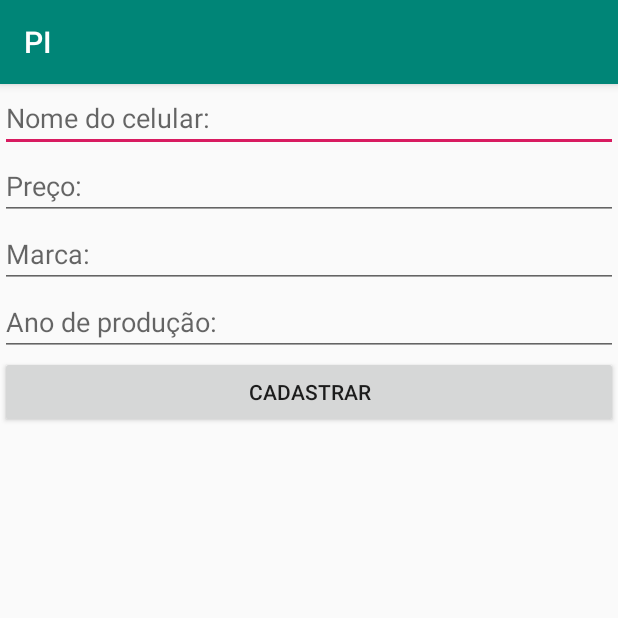
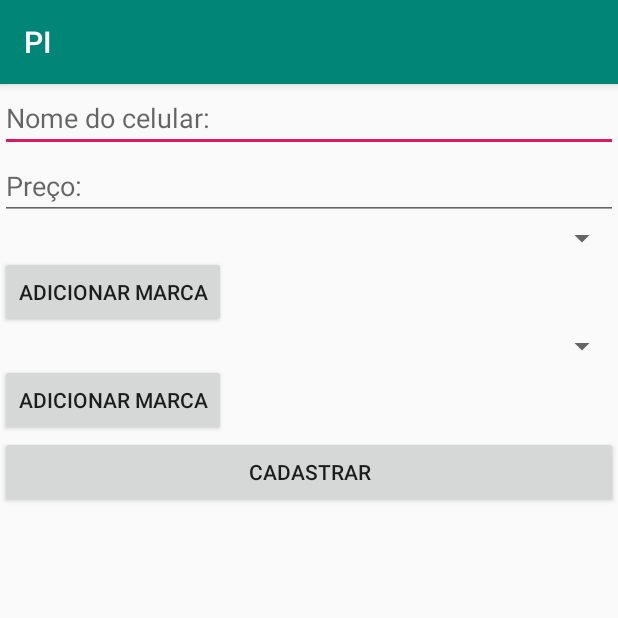
Before and after one commit to Gabriel-Persike/PI_Celulares, an Android app: the Cadastrar screen opened directly, with no data from a screen before it, on a phone screen of 412 x 824 dp, the top half of it. Run offline under Robolectric (Android 15) with nearby library versions, the phone set to English and light mode, and no system bars; our stand-ins replace Room's generated code.

Commit message:
Versão 1 Insert de celular

```diff
--- /dev/null
+++ b/app/src/main/java/com/example/pi/Adapter/MarcaAdapter.java
@@ -0,0 +1,36 @@
+package com.example.pi.Adapter;
+
+import android.content.Context;
+import android.view.View;
+import android.view.ViewGroup;
+import android.widget.ArrayAdapter;
+import android.widget.TextView;
+
+import com.example.pi.Model.Marca;
+
+import java.util.List;
+
+public class MarcaAdapter extends ArrayAdapter<Marca> {
+    private int rId;
+
+public MarcaAdapter(Context context, int resource, List<Marca> objects){
+    super(context, resource, objects);
+    rId = resource;
+}
+
+@Override
+    public View getView(int position, View currentView, ViewGroup parent){
+    Marca marca = getItem(position);
+    TextView textMarca =(TextView) super.getView(position, currentView, parent);
+    textMarca.setText(marca.getNOME_MARCA_CELULAR());
+    return textMarca;
+}
+
+@Override
+public View getDropDownView(int position, View currentView, ViewGroup parent){
+    Marca marca = getItem(position);
+    TextView label = (TextView) super.getDropDownView(position, currentView, parent);
+    label.setText(marca.getNOME_MARCA_CELULAR());
+    return label;
+}
+}
--- a/app/src/main/java/com/example/pi/DATABASE/CelularRoomDatabase.java
+++ b/app/src/main/java/com/example/pi/DATABASE/CelularRoomDatabase.java
@@ -6,16 +6,28 @@ import androidx.room.Database;
 import androidx.room.Room;
 import androidx.room.RoomDatabase;
 
+import com.example.pi.DAO.CameraDAO;
 import com.example.pi.DAO.CelularDAO;
 import com.example.pi.DAO.MarcaDAO;
+import com.example.pi.DAO.ProcessadorDAO;
+import com.example.pi.DAO.Sistema_OperacionalDAO;
+import com.example.pi.DAO.TelaDAO;
+import com.example.pi.Model.CAMERA;
 import com.example.pi.Model.Celular;
 import com.example.pi.Model.Marca;
+import com.example.pi.Model.PROCESSADOR;
+import com.example.pi.Model.SISTEMA_OPERACIONAL;
+import com.example.pi.Model.TELA;
 
-@Database(entities = {Celular.class, Marca.class}, version = 1)
+@Database(entities = {Celular.class, Marca.class, CAMERA.class, PROCESSADOR.class, SISTEMA_OPERACIONAL.class, TELA.class}, version = 1)
 public abstract class CelularRoomDatabase extends RoomDatabase {
     private static volatile CelularRoomDatabase INSTANCE;
     public abstract CelularDAO celularDAO();
     public abstract MarcaDAO marcaDAO();
+    public abstract CameraDAO cameraDAO();
+    public abstract ProcessadorDAO processadorDAO();
+    public abstract Sistema_OperacionalDAO sistema_operacionalDAO();
+    public abstract TelaDAO telaDAO();
 
     public static CelularRoomDatabase getDatabase(final Context context){
         if(INSTANCE == null){
--- a/app/src/main/java/com/example/pi/Model/CAMERA.java
+++ b/app/src/main/java/com/example/pi/Model/CAMERA.java
@@ -1,9 +1,11 @@
 package com.example.pi.Model;
 
 import androidx.room.Entity;
+import androidx.room.PrimaryKey;
 
 @Entity(tableName = "CAMERA")
 public class CAMERA {
+    @PrimaryKey(autoGenerate = true)
     private int IDCAMERA;
     private String CAMERA_TRASEIRA;
     private String CAMERA_FRONTAL;
--- a/app/src/main/java/com/example/pi/Model/Marca.java
+++ b/app/src/main/java/com/example/pi/Model/Marca.java
@@ -11,8 +11,7 @@ public class Marca {
     private int  IDMARCA_CELULAR;
     private String NOME_MARCA_CELULAR;
 
-    public Marca(int IDMARCA_CELULAR, String NOME_MARCA_CELULAR) {
-        this.IDMARCA_CELULAR = IDMARCA_CELULAR;
+    public Marca(String NOME_MARCA_CELULAR) {
         this.NOME_MARCA_CELULAR = NOME_MARCA_CELULAR;
     }
 
--- a/app/src/main/java/com/example/pi/Model/PROCESSADOR.java
+++ b/app/src/main/java/com/example/pi/Model/PROCESSADOR.java
@@ -1,16 +1,17 @@
 package com.example.pi.Model;
 
 import androidx.room.Entity;
+import androidx.room.PrimaryKey;
 
 @Entity(tableName = "PROCESSADOR")
 public class PROCESSADOR {
+    @PrimaryKey(autoGenerate = true)
     private int IDPROCESSADOR;
     private String CHIPSET;
     private int NR_NUCLEOS;
     private int NR_VELOCIDADE;
 
-    public PROCESSADOR(int IDPROCESSADOR, String CHIPSET, int NR_NUCLEOS, int NR_VELOCIDADE) {
-        this.IDPROCESSADOR = IDPROCESSADOR;
+    public PROCESSADOR(String CHIPSET, int NR_NUCLEOS, int NR_VELOCIDADE) {
         this.CHIPSET = CHIPSET;
         this.NR_NUCLEOS = NR_NUCLEOS;
         this.NR_VELOCIDADE = NR_VELOCIDADE;
--- /dev/null
+++ b/app/src/main/java/com/example/pi/repository/CameraRepository.java
@@ -0,0 +1,33 @@
+package com.example.pi.repository;
+
+import android.content.Context;
+
+import com.example.pi.DAO.CameraDAO;
+import com.example.pi.DATABASE.CelularRoomDatabase;
+import com.example.pi.Model.CAMERA;
+
+import java.util.List;
+
+public class CameraRepository {
+    private CameraDAO cameraDAO;
+    private List<CAMERA> Cameras;
+
+    public CameraRepository(Context context){
+        CelularRoomDatabase db = CelularRoomDatabase.getDatabase(context);
+        cameraDAO = db.cameraDAO();
+    }
+
+    public List<CAMERA> getCameras(){
+        Cameras = cameraDAO.getCAMERAS();
+        return Cameras;
+    }
+
+    public CAMERA getCAMERAById(int id){
+        return cameraDAO.getCAMERAById(id);
+    }
+
+    public void insert(CAMERA camera){cameraDAO.insert(camera);}
+
+    public void update(CAMERA camera){cameraDAO.update(camera);}
+
+}
--- /dev/null
+++ b/app/src/main/java/com/example/pi/repository/ProcessadorRepository.java
@@ -0,0 +1,36 @@
+package com.example.pi.repository;
+
+import android.content.Context;
+
+import com.example.pi.DAO.ProcessadorDAO;
+import com.example.pi.DATABASE.CelularRoomDatabase;
+import com.example.pi.Model.PROCESSADOR;
+
+import java.util.List;
+
+public class ProcessadorRepository {
+    private ProcessadorDAO processadorDAO;
+    private List<PROCESSADOR> mProcessadores;
+
+    public ProcessadorRepository(Context context){
+        CelularRoomDatabase db = CelularRoomDatabase.getDatabase(context);
+        processadorDAO = db.processadorDAO();
+    }
+
+    public List<PROCESSADOR> getProcessadores(){
+        mProcessadores = processadorDAO.getProcessadores();
+        return mProcessadores;
+    }
+
+    public PROCESSADOR getProcessadorById(int id){
+        return processadorDAO.getProcessadorById((id));
+    }
+
+    public void insert(PROCESSADOR processador){
+        processadorDAO.insert(processador);
+    }
+
+    public void update(PROCESSADOR processador){
+        processadorDAO.update(processador);
+    }
+}
--- /dev/null
+++ b/app/src/main/java/com/example/pi/repository/Repository.java
@@ -0,0 +1,46 @@
+package com.example.pi.repository;
+
+import android.content.Context;
+
+public class Repository {
+private CameraRepository cameraRepository;
+private CelularRepository celularRepository;
+private MarcaRepository marcaRepository;
+private ProcessadorRepository processadorRepository;
+private Sistema_OperacionaRepository soRepository;
+private TelaRepository telaRepository;
+
+
+    public Repository(Context context){
+        cameraRepository = new CameraRepository(context);
+        celularRepository = new CelularRepository(context);
+        marcaRepository = new MarcaRepository(context);
+        processadorRepository = new ProcessadorRepository(context);
+        soRepository = new Sistema_OperacionaRepository(context);
+        telaRepository = new TelaRepository(context);
+    }
+
+    public CameraRepository getCameraRepository() {
+        return cameraRepository;
+    }
+
+    public CelularRepository getCelularRepository() {
+        return celularRepository;
+    }
+
+    public MarcaRepository getMarcaRepository() {
+        return marcaRepository;
+    }
+
+    public ProcessadorRepository getProcessadorRepository() {
+        return processadorRepository;
+    }
+
+    public Sistema_OperacionaRepository getSoRepository() {
+        return soRepository;
+    }
+
+    public TelaRepository getTelaRepository() {
+        return telaRepository;
+    }
+}
--- /dev/null
+++ b/app/src/main/java/com/example/pi/repository/Sistema_OperacionaRepository.java
@@ -0,0 +1,32 @@
+package com.example.pi.repository;
+
+import android.content.Context;
+
+import com.example.pi.DAO.Sistema_OperacionalDAO;
+import com.example.pi.DATABASE.CelularRoomDatabase;
+import com.example.pi.Model.SISTEMA_OPERACIONAL;
+
+import java.util.List;
+
+public class Sistema_OperacionaRepository {
+    private Sistema_OperacionalDAO SODAO;
+    private List<SISTEMA_OPERACIONAL> SO;
+
+    public Sistema_OperacionaRepository(Context context){
+        CelularRoomDatabase db = CelularRoomDatabase.getDatabase(context);
+        SODAO = db.sistema_operacionalDAO();
+    }
+
+    public List<SISTEMA_OPERACIONAL> getSistema_Operacional(){
+        SO = SODAO.getSistema_Operacional();
+        return SO;
+    }
+
+    public SISTEMA_OPERACIONAL getSistema_OperacionalById(int id){
+        return SODAO.getSistema_OperacionalById(id);
+    }
+
+    public void insert(SISTEMA_OPERACIONAL so){SODAO.insert(so);}
+
+    public void update(SISTEMA_OPERACIONAL so){SODAO.update(so);}
+}
--- /dev/null
+++ b/app/src/main/java/com/example/pi/repository/TelaRepository.java
@@ -0,0 +1,32 @@
+package com.example.pi.repository;
+
+import android.content.Context;
+
+import com.example.pi.DAO.TelaDAO;
+import com.example.pi.DATABASE.CelularRoomDatabase;
+import com.example.pi.Model.TELA;
+
+import java.util.List;
+
+public class TelaRepository {
+    private TelaDAO telaDAO;
+    private List<TELA> telas;
+
+    public TelaRepository(Context context){
+        CelularRoomDatabase db = CelularRoomDatabase.getDatabase(context);
+        telaDAO = db.telaDAO();
+    }
+
+    public List<TELA> getTELA(){
+        telas = telaDAO.getTELA();
+        return telas;
+    }
+
+    public TELA getTELAById(int id){
+        return telaDAO.getTELAById(id);
+    }
+
+    public void insert(TELA tela){telaDAO.insert(tela);}
+
+    public void update(TELA tela){telaDAO.update(tela);}
+}
--- a/app/src/main/res/layout/activity_cadastrar.xml
+++ b/app/src/main/res/layout/activity_cadastrar.xml
@@ -19,16 +19,31 @@
         android:hint="Preço:"
         android:id="@+id/preco"/>
 
-    <EditText
+    <Spinner
         android:layout_width="match_parent"
         android:layout_height="wrap_content"
-        android:hint="Marca:"
-        android:id="@+id/marca"/>
-    <EditText
+        android:id="@+id/spinnerMarca"
+        android:entries="@array/marca_array"
+        ></Spinner>
+    <Button
+        android:layout_width="wrap_content"
+        android:layout_height="wrap_content"
+        android:text="Adicionar marca"
+        android:id="@+id/btnAddMarca"
+        android:onClick="addMarca"></Button>
+
+    <Spinner
         android:layout_width="match_parent"
         android:layout_height="wrap_content"
-        android:hint="Ano de produção:"
-        android:id="@+id/ano"/>
+        android:id="@+id/spinnerProcessador"
+        ></Spinner>
+    <Button
+        android:layout_width="wrap_content"
+        android:layout_height="wrap_content"
+        android:text="Adicionar marca"
+        android:id="@+id/btnAddProcessador"
+        android:onClick="addProcessador"></Button>
+
 
     <Button
         android:layout_width="match_parent"
--- a/app/src/main/res/values/strings.xml
+++ b/app/src/main/res/values/strings.xml
@@ -1,3 +1,7 @@
 <resources>
     <string name="app_name">PI</string>
+
+    <string-array name="marca_array">
+    <item>Samsung</item>
+</string-array>
 </resources>
```
Also changed, not shown: app/src/main/java/com/example/pi/ACTIVITIES/Cadastrar.java (+98 -12 lines), app/src/main/java/com/example/pi/Model/SISTEMA_OPERACIONAL.java (+24 -0 lines), app/src/main/java/com/example/pi/Model/TELA.java (+10 -2 lines), app/src/main/res/layout/dialog_add_marca.xml (added, +12 -0 lines), app/src/main/res/layout/dialog_add_processador.xml (added, +24 -0 lines).
